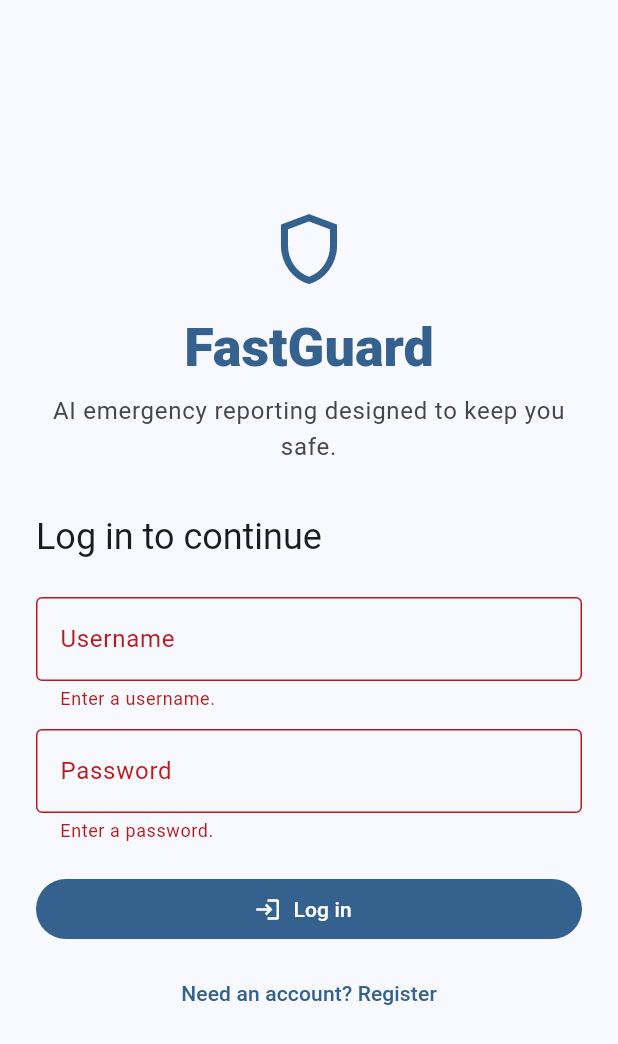
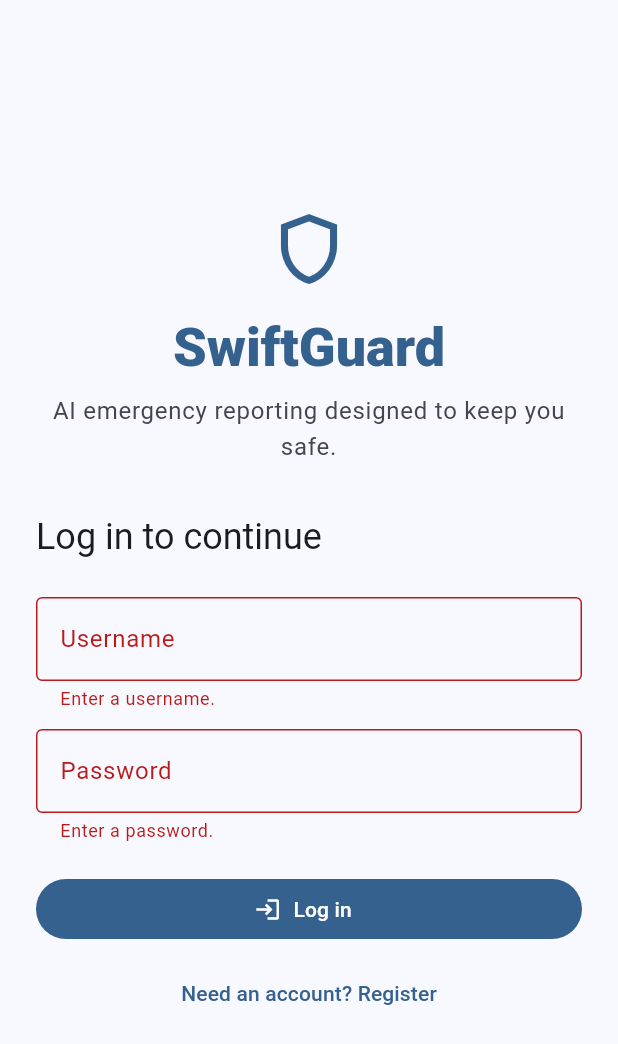
Before and after one commit to amcsz/cac2026, a Flutter app: the screen it shows after launch, after a tap on "Log in", on a phone screen of 412 x 824 dp. Shown: the top 1044 px of the screen. Run offline on Flutter 3.47's test engine with Material 3 defaults, Android fonts, the phone set to English and light mode, and no system bars; our stand-ins replace firebase_core, firebase_messaging, flutter_local_notifications, shared_preferences, web; missing offline and left inert: dart:js_interop; accounts and stored records are empty; network calls fail.

Commit message:
rename the app

```diff
--- a/frontend/lib/app.dart
+++ b/frontend/lib/app.dart
@@ -2,14 +2,14 @@ import 'package:flutter/material.dart';
 
 import 'pages/auth_gate.dart';
 
-class FastGuardApp extends StatelessWidget {
-  const FastGuardApp({super.key});
+class SwiftGuardApp extends StatelessWidget {
+  const SwiftGuardApp({super.key});
 
   @override
   Widget build(BuildContext context) {
     return MaterialApp(
       debugShowCheckedModeBanner: false,
-      title: 'FastGuard',
+      title: 'SwiftGuard',
       theme: ThemeData(
         colorScheme: ColorScheme.fromSeed(
           seedColor: const Color(0xff0f3a5f),
--- a/frontend/lib/main.dart
+++ b/frontend/lib/main.dart
@@ -5,5 +5,5 @@ import 'services/fcm_service.dart';
 Future<void> main() async {
   WidgetsFlutterBinding.ensureInitialized();
   await FcmService.initializeFirebase();
-  runApp(const FastGuardApp());
+  runApp(const SwiftGuardApp());
 }
--- a/frontend/lib/pages/auth_page.dart
+++ b/frontend/lib/pages/auth_page.dart
@@ -89,7 +89,7 @@ class _AuthPageState extends State<AuthPage> {
                   ),
                   const SizedBox(height: 16),
                   Text(
-                    'FastGuard',
+                    'SwiftGuard',
                     textAlign: TextAlign.center,
                     style: textTheme.displaySmall?.copyWith(
                       color: colorScheme.primary,
--- a/frontend/lib/pages/logged_in_page.dart
+++ b/frontend/lib/pages/logged_in_page.dart
@@ -758,7 +758,7 @@ class _LoggedInPageState extends State<LoggedInPage> {
     return Scaffold(
       key: _scaffoldKey,
       appBar: AppBar(
-        title: const Text('FastGuard'),
+        title: const Text('SwiftGuard'),
         actions: [
           IconButton(
             tooltip: 'Organization info',
--- a/frontend/lib/services/fcm_service.dart
+++ b/frontend/lib/services/fcm_service.dart
@@ -93,7 +93,7 @@ class FcmService {
 
   Future<void> _showForegroundNotification(RemoteMessage message) async {
     final notification = message.notification;
-    final title = notification?.title ?? message.data['title'] ?? 'FastGuard';
+    final title = notification?.title ?? message.data['title'] ?? 'SwiftGuard';
     final body = notification?.body ?? message.data['body'] ?? '';
 
     if (body.toString().trim().isEmpty) {
--- a/frontend/lib/services/notification_service_native.dart
+++ b/frontend/lib/services/notification_service_native.dart
@@ -38,8 +38,8 @@ class _NativeNotificationService implements NotificationService {
         body: _plainText(body),
         notificationDetails: const NotificationDetails(
           android: AndroidNotificationDetails(
-            'fastguard_alerts',
-            'FastGuard alerts',
+            'swiftguard_alerts',
+            'SwiftGuard alerts',
             channelDescription: 'Emergency and global alert notifications.',
             importance: Importance.max,
             priority: Priority.high,
@@ -56,7 +56,7 @@ class _NativeNotificationService implements NotificationService {
       return;
     }
 
-    const androidSettings = AndroidInitializationSettings('ic_stat_fastguard');
+    const androidSettings = AndroidInitializationSettings('ic_stat_swiftguard');
     const settings = InitializationSettings(android: androidSettings);
     await _plugin.initialize(settings: settings);
     _initialized = true;
--- a/frontend/lib/services/notification_service_web.dart
+++ b/frontend/lib/services/notification_service_web.dart
@@ -48,7 +48,7 @@ class _WebNotificationService implements NotificationService {
         web.NotificationOptions(
           body: body,
           icon: 'icons/Icon-192.png',
-          tag: 'fastguard-global-alert',
+          tag: 'swiftguard-global-alert',
         ),
       );
     } catch (_) {}
--- a/frontend/pubspec.yaml
+++ b/frontend/pubspec.yaml
@@ -1,5 +1,5 @@
 name: cac2026_frontend
-description: Flutter frontend for the FastGuard app.
+description: Flutter frontend for the SwiftGuard app.
 publish_to: "none"
 version: 0.1.0+1
 
```
Also changed, not shown: 12 other files.
